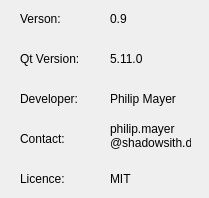
Shadowsith/qpicospeaker, file qpicospeaker/aboutinfo.ui: the form before one commit.
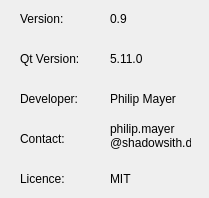
The form after the commit.

```diff
--- a/qpicospeaker/aboutinfo.ui
+++ b/qpicospeaker/aboutinfo.ui
@@ -23,7 +23,7 @@
     </rect>
    </property>
    <property name="text">
-    <string>Verson:</string>
+    <string>Version:</string>
    </property>
   </widget>
   <widget class="QLabel" name="lblQt">
```
